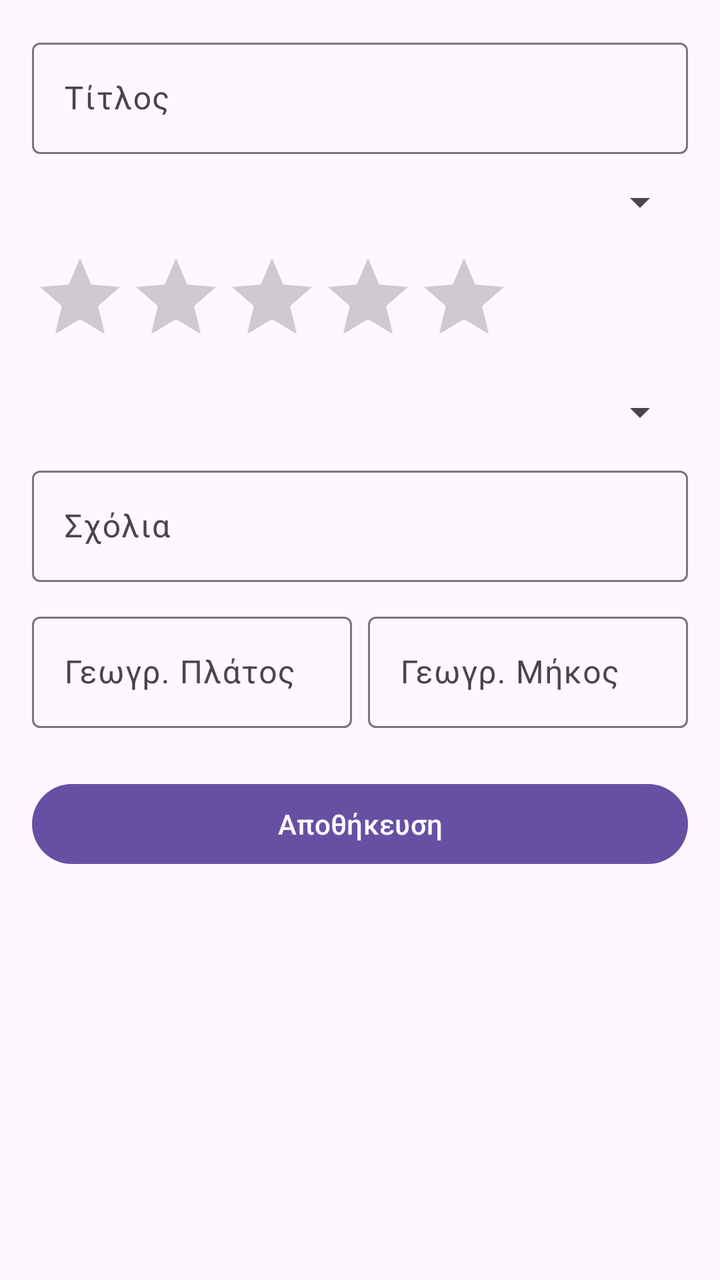
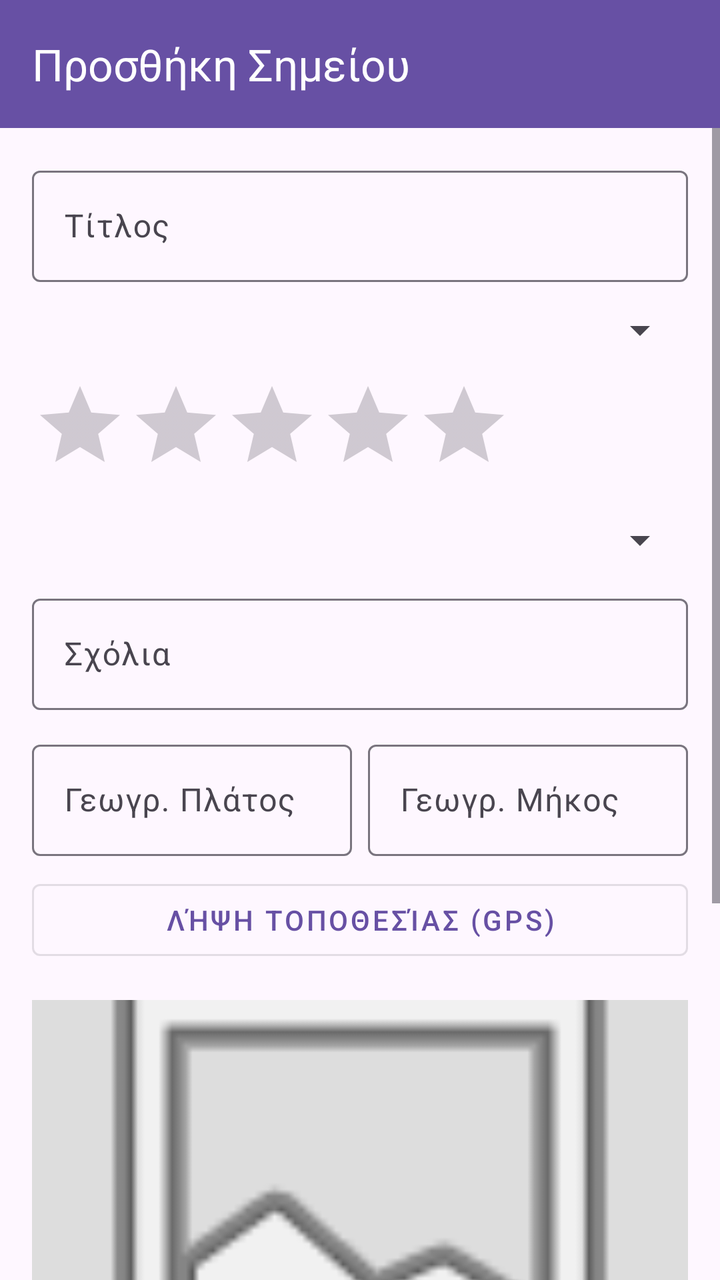

Before-and-after screenshots of an Android layout around one commit, followed by the original layout XML and the change that was made.
<!-- AndroidManifest.xml: application theme Theme.CityPoints -->
<!-- res/layout/activity_add_point.xml -->
<?xml version="1.0" encoding="utf-8"?>
<ScrollView
    xmlns:android="http://schemas.android.com/apk/res/android"
    xmlns:app="http://schemas.android.com/apk/res-auto"
    android:id="@+id/main"
    android:layout_width="match_parent"
    android:layout_height="match_parent">

    <LinearLayout
        android:layout_width="match_parent"
        android:layout_height="wrap_content"
        android:orientation="vertical"
        android:padding="16dp">

        <com.google.android.material.textfield.TextInputLayout
            android:layout_width="match_parent"
            android:layout_height="wrap_content">

            <com.google.android.material.textfield.TextInputEditText
                android:id="@+id/etTitle"
                android:layout_width="match_parent"
                android:layout_height="wrap_content"
                android:hint="Τίτλος"/>
        </com.google.android.material.textfield.TextInputLayout>

        <Spinner
            android:id="@+id/spCategory"
            android:layout_width="match_parent"
            android:layout_height="wrap_content"
            android:layout_marginTop="12dp"/>

        <RatingBar
            android:id="@+id/ratingBar"
            android:layout_width="wrap_content"
            android:layout_height="wrap_content"
            android:numStars="5"
            android:stepSize="0.5"
            android:layout_marginTop="12dp"/>

        <Spinner
            android:id="@+id/spStatus"
            android:layout_width="match_parent"
            android:layout_height="wrap_content"
            android:layout_marginTop="12dp"/>

        <com.google.android.material.textfield.TextInputLayout
            android:layout_width="match_parent"
            android:layout_height="wrap_content"
            android:layout_marginTop="12dp">

            <com.google.android.material.textfield.TextInputEditText
                android:id="@+id/etComments"
                android:layout_width="match_parent"
                android:layout_height="wrap_content"
                android:hint="Σχόλια"/>
        </com.google.android.material.textfield.TextInputLayout>

        <LinearLayout
            android:layout_width="match_parent"
            android:layout_height="wrap_content"
            android:orientation="horizontal"
            android:layout_marginTop="12dp">

            <com.google.android.material.textfield.TextInputLayout
                android:layout_width="0dp"
                android:layout_height="wrap_content"
                android:layout_weight="1"
                android:layout_marginEnd="8dp">

                <com.google.android.material.textfield.TextInputEditText
                    android:id="@+id/etLatitude"
                    android:layout_width="match_parent"
                    android:layout_height="wrap_content"
                    android:hint="Γεωγρ. Πλάτος"
                    android:inputType="numberDecimal|numberSigned"/>
            </com.google.android.material.textfield.TextInputLayout>

            <com.google.android.material.textfield.TextInputLayout
                android:layout_width="0dp"
                android:layout_height="wrap_content"
                android:layout_weight="1">

                <com.google.android.material.textfield.TextInputEditText
                    android:id="@+id/etLongitude"
                    android:layout_width="match_parent"
                    android:layout_height="wrap_content"
                    android:hint="Γεωγρ. Μήκος"
                    android:inputType="numberDecimal|numberSigned"/>
            </com.google.android.material.textfield.TextInputLayout>
        </LinearLayout>

        <Button
            android:id="@+id/btnSave"
            android:layout_width="match_parent"
            android:layout_height="wrap_content"
            android:text="Αποθήκευση"
            android:layout_marginTop="24dp"/>

    </LinearLayout>

</ScrollView>
<!-- resources referenced by this layout -->
<resources>
  <style name="Theme.CityPoints" parent="Base.Theme.CityPoints" />
  <style name="Base.Theme.CityPoints" parent="Theme.Material3.DayNight.NoActionBar">
          
          
      </style>
</resources>

<!-- the commit's change to res/layout/activity_add_point.xml (unified diff, before → after) -->
@@ -1,101 +1,144 @@
 <?xml version="1.0" encoding="utf-8"?>
-<ScrollView
+<LinearLayout
     xmlns:android="http://schemas.android.com/apk/res/android"
     xmlns:app="http://schemas.android.com/apk/res-auto"
-    android:id="@+id/main"
     android:layout_width="match_parent"
-    android:layout_height="match_parent">
+    android:layout_height="match_parent"
+    android:orientation="vertical">
 
-    <LinearLayout
+    <androidx.appcompat.widget.Toolbar
+        android:id="@+id/toolbar"
         android:layout_width="match_parent"
-        android:layout_height="wrap_content"
-        android:orientation="vertical"
-        android:padding="16dp">
+        android:layout_height="?attr/actionBarSize"
+        android:background="?attr/colorPrimary"
+        app:title="Προσθήκη Σημείου"
+        app:titleTextColor="@android:color/white"/>
 
-        <com.google.android.material.textfield.TextInputLayout
-            android:layout_width="match_parent"
-            android:layout_height="wrap_content">
-
-            <com.google.android.material.textfield.TextInputEditText
-                android:id="@+id/etTitle"
-                android:layout_width="match_parent"
-                android:layout_height="wrap_content"
-                android:hint="Τίτλος"/>
-        </com.google.android.material.textfield.TextInputLayout>
-
-        <Spinner
-            android:id="@+id/spCategory"
-            android:layout_width="match_parent"
-            android:layout_height="wrap_content"
-            android:layout_marginTop="12dp"/>
-
-        <RatingBar
-            android:id="@+id/ratingBar"
-            android:layout_width="wrap_content"
-            android:layout_height="wrap_content"
-            android:numStars="5"
-            android:stepSize="0.5"
-            android:layout_marginTop="12dp"/>
-
-        <Spinner
-            android:id="@+id/spStatus"
-            android:layout_width="match_parent"
-            android:layout_height="wrap_content"
-            android:layout_marginTop="12dp"/>
-
-        <com.google.android.material.textfield.TextInputLayout
-            android:layout_width="match_parent"
-            android:layout_height="wrap_content"
-            android:layout_marginTop="12dp">
-
-            <com.google.android.material.textfield.TextInputEditText
-                android:id="@+id/etComments"
-                android:layout_width="match_parent"
-                android:layout_height="wrap_content"
-                android:hint="Σχόλια"/>
-        </com.google.android.material.textfield.TextInputLayout>
+    <ScrollView
+        android:id="@+id/main"
+        android:layout_width="match_parent"
+        android:layout_height="match_parent">
 
         <LinearLayout
             android:layout_width="match_parent"
             android:layout_height="wrap_content"
-            android:orientation="horizontal"
-            android:layout_marginTop="12dp">
+            android:orientation="vertical"
+            android:padding="16dp">
 
             <com.google.android.material.textfield.TextInputLayout
-                android:layout_width="0dp"
-                android:layout_height="wrap_content"
-                android:layout_weight="1"
-                android:layout_marginEnd="8dp">
+                android:layout_width="match_parent"
+                android:layout_height="wrap_content">
 
                 <com.google.android.material.textfield.TextInputEditText
-                    android:id="@+id/etLatitude"
+                    android:id="@+id/etTitle"
                     android:layout_width="match_parent"
                     android:layout_height="wrap_content"
-                    android:hint="Γεωγρ. Πλάτος"
-                    android:inputType="numberDecimal|numberSigned"/>
+                    android:hint="Τίτλος"/>
             </com.google.android.material.textfield.TextInputLayout>
 
+            <Spinner
+                android:id="@+id/spCategory"
+                android:layout_width="match_parent"
+                android:layout_height="wrap_content"
+                android:layout_marginTop="12dp"/>
+
+            <RatingBar
+                android:id="@+id/ratingBar"
+                android:layout_width="wrap_content"
+                android:layout_height="wrap_content"
+                android:numStars="5"
+                android:stepSize="0.5"
+                android:layout_marginTop="12dp"/>
+
+            <Spinner
+                android:id="@+id/spStatus"
+                android:layout_width="match_parent"
+                android:layout_height="wrap_content"
+                android:layout_marginTop="12dp"/>
+
             <com.google.android.material.textfield.TextInputLayout
-                android:layout_width="0dp"
+                android:layout_width="match_parent"
                 android:layout_height="wrap_content"
-                android:layout_weight="1">
+                android:layout_marginTop="12dp">
 
                 <com.google.android.material.textfield.TextInputEditText
-                    android:id="@+id/etLongitude"
+                    android:id="@+id/etComments"
                     android:layout_width="match_parent"
                     android:layout_height="wrap_content"
-                    android:hint="Γεωγρ. Μήκος"
-                    android:inputType="numberDecimal|numberSigned"/>
+                    android:hint="Σχόλια"/>
             </com.google.android.material.textfield.TextInputLayout>
+
+            <LinearLayout
+                android:layout_width="match_parent"
+                android:layout_height="wrap_content"
+                android:orientation="horizontal"
+                android:layout_marginTop="12dp"
+                android:baselineAligned="false">
+
+                <com.google.android.material.textfield.TextInputLayout
+                    android:layout_width="0dp"
+                    android:layout_height="wrap_content"
+                    android:layout_weight="1"
+                    android:layout_marginEnd="8dp">
+
+                    <com.google.android.material.textfield.TextInputEditText
+                        android:id="@+id/etLatitude"
+                        android:layout_width="match_parent"
+                        android:layout_height="wrap_content"
+                        android:hint="Γεωγρ. Πλάτος"
+                        android:inputType="numberDecimal|numberSigned"/>
+                </com.google.android.material.textfield.TextInputLayout>
+
+                <com.google.android.material.textfield.TextInputLayout
+                    android:layout_width="0dp"
+                    android:layout_height="wrap_content"
+                    android:layout_weight="1">
+
+                    <com.google.android.material.textfield.TextInputEditText
+                        android:id="@+id/etLongitude"
+                        android:layout_width="match_parent"
+                        android:layout_height="wrap_content"
+                        android:hint="Γεωγρ. Μήκος"
+                        android:inputType="numberDecimal|numberSigned"/>
+                </com.google.android.material.textfield.TextInputLayout>
+            </LinearLayout>
+
+            <Button
+                android:id="@+id/btnGetLocation"
+                android:layout_width="match_parent"
+                android:layout_height="wrap_content"
+                android:text="Λήψη Τοποθεσίας (GPS)"
+                android:layout_marginTop="8dp"
+                style="@style/Widget.MaterialComponents.Button.OutlinedButton"/>
+            <ImageView
+                android:id="@+id/imgPhoto"
+                android:layout_width="match_parent"
+                android:layout_height="220dp"
+                android:layout_marginTop="16dp"
+                android:background="#DDDDDD"
+                android:scaleType="centerCrop"
+                android:src="@android:drawable/ic_menu_gallery"/>
+            <Button
+                android:id="@+id/btnPhoto"
+                android:layout_width="match_parent"
+                android:layout_height="wrap_content"
+                android:text="Επιλογή φωτογραφίας"
+                android:layout_marginTop="8dp"/>
+
+            <Button
+                android:id="@+id/btnSave"
+                android:layout_width="match_parent"
+                android:layout_height="wrap_content"
+                android:text="Αποθήκευση"
+                android:layout_marginTop="24dp"/>
+
+            <Button
+                android:id="@+id/btnCancel"
+                android:layout_width="match_parent"
+                android:layout_height="wrap_content"
+                android:text="Ακύρωση"
+                android:layout_marginTop="8dp"/>
         </LinearLayout>
 
-        <Button
-            android:id="@+id/btnSave"
-            android:layout_width="match_parent"
-            android:layout_height="wrap_content"
-            android:text="Αποθήκευση"
-            android:layout_marginTop="24dp"/>
-
-    </LinearLayout>
-
-</ScrollView>
+    </ScrollView>
+</LinearLayout>
